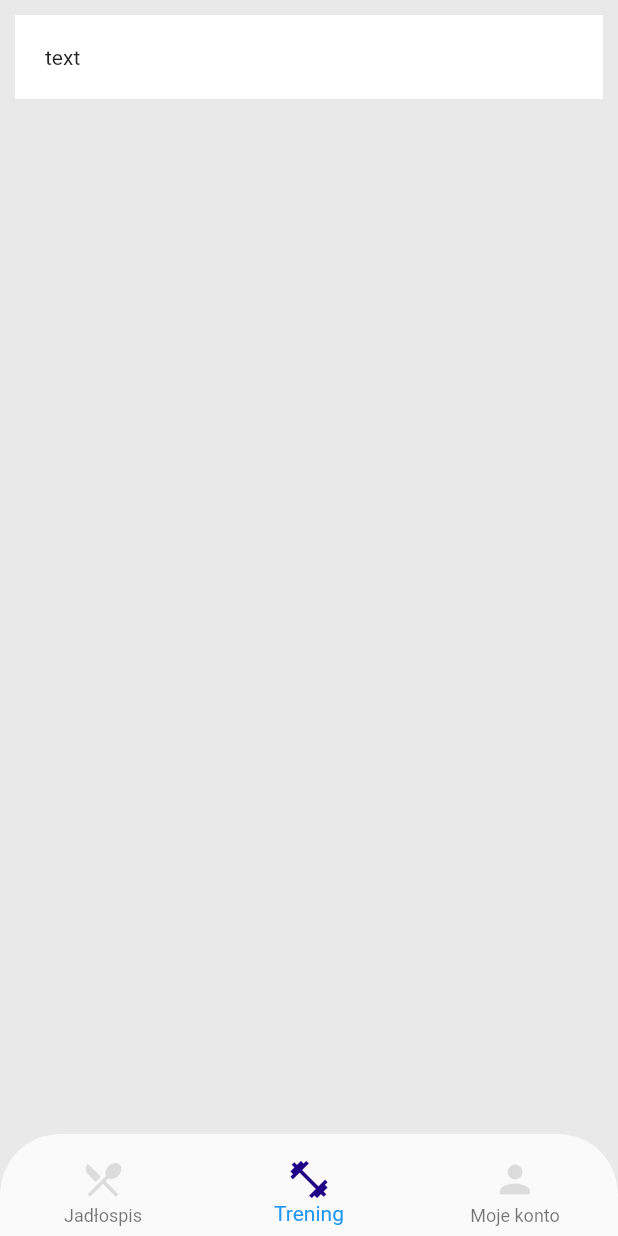
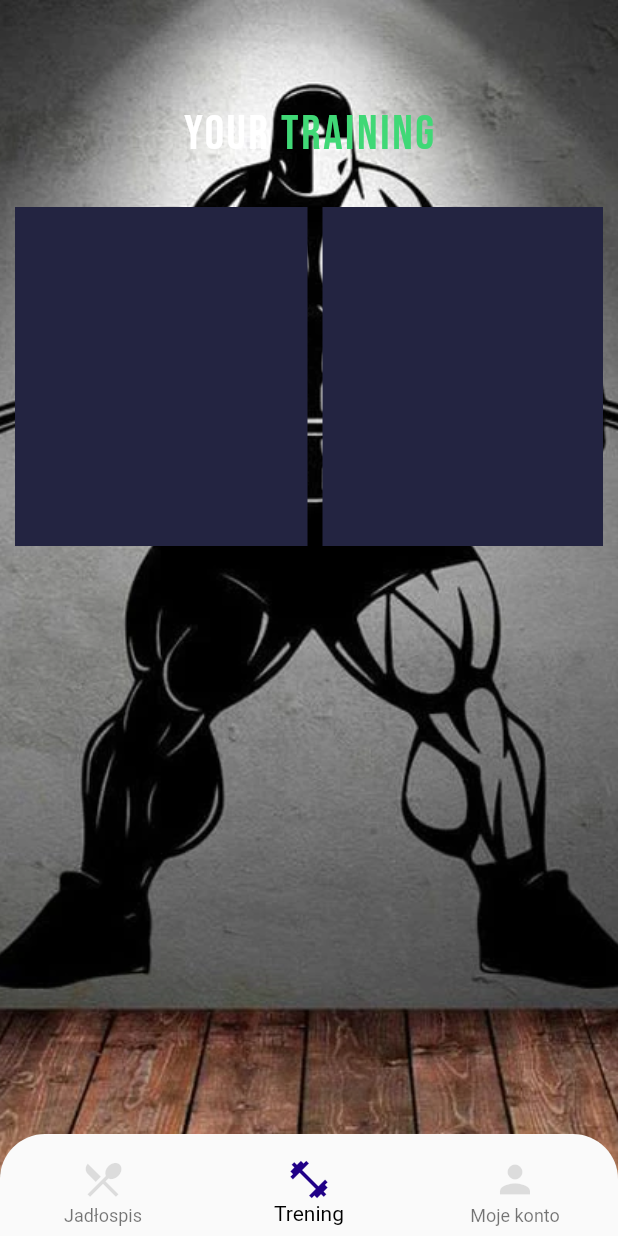
Before and after one commit to jakubzawada/this_is_your_training, a Flutter app: the screen it shows once a user with an empty profile is signed in, item 2 of the bottom bar chosen, on a phone screen of 412 x 824 dp. Run offline on Flutter 3.47's test engine with Material 2 defaults, Android fonts, the phone set to English and light mode, and no system bars; our stand-ins replace firebase_auth, firebase_core, google_fonts; accounts and stored records are empty.

Commit message:
Add background and ListView.builder

```diff
--- a/lib/app/home/home_page.dart
+++ b/lib/app/home/home_page.dart
@@ -29,13 +29,15 @@ class _HomePageState extends State<HomePage> {
           return const MakroPageContent();
         }
         if (currentIndex == 1) {
-          return const TrainingPageContent();
+          return TrainingPageContent();
         }
         return MyAccountPageContent(email: widget.user.email);
       }),
-      backgroundColor: const Color(0xFFE9E9E9),
+      extendBody: true,
       bottomNavigationBar: ClipRRect(
-        borderRadius: const BorderRadius.vertical(top: Radius.circular(40)),
+        borderRadius: const BorderRadius.vertical(
+          top: Radius.circular(30),
+        ),
         child: BottomNavigationBar(
             iconSize: 30,
             selectedIconTheme: const IconThemeData(
@@ -73,7 +75,7 @@ class _HomePageState extends State<HomePage> {
                 label: 'Moje konto',
               ),
             ],
-        ),
+            fixedColor: Colors.black),
       ),
     );
   }
--- a/lib/app/home/views/my_account_page_content.dart
+++ b/lib/app/home/views/my_account_page_content.dart
@@ -11,7 +11,14 @@ class MyAccountPageContent extends StatelessWidget {
 
   @override
   Widget build(BuildContext context) {
-    return Center(
+    return Container(
+      decoration: const BoxDecoration(
+        image: DecorationImage(
+          image: AssetImage('images/tapeta1.webp'),
+          fit: BoxFit.cover,
+        ),
+      ),
+      child: Center(
         child: Column(
           mainAxisAlignment: MainAxisAlignment.center,
           children: [
@@ -29,6 +36,7 @@ class MyAccountPageContent extends StatelessWidget {
             ),
           ],
         ),
+      ),
     );
   }
 }
--- a/lib/app/home/views/taining_page_content.dart
+++ b/lib/app/home/views/taining_page_content.dart
@@ -1,23 +1,91 @@
 import 'package:flutter/material.dart';
+import 'package:google_fonts/google_fonts.dart';
 
 class TrainingPageContent extends StatelessWidget {
-  const TrainingPageContent({
+  TrainingPageContent({
     Key? key,
   }) : super(key: key);
 
+  final List levels = [
+    "inactive",
+    "Beginner",
+    "Beginner2",
+    "Beginner3",
+    "Beginner4",
+  ];
   @override
   Widget build(BuildContext context) {
     return Scaffold(
       backgroundColor: const Color(0xFFE9E9E9),
-      body: ListView(
-        children: [
-          Container(
-            color: Colors.white,
-            padding: const EdgeInsets.all(20),
-            margin: const EdgeInsets.all(10),
-            child: const Text('text'),
+      body: Container(
+        decoration: const BoxDecoration(
+          image: DecorationImage(
+            image: AssetImage('images/tapeta1.webp'),
+            fit: BoxFit.cover,
           ),
-        ],
+        ),
+        child: ListView(
+          children: [
+            Column(
+              children: [
+                Row(
+                  mainAxisAlignment: MainAxisAlignment.center,
+                  children: [
+                    Padding(
+                      padding: const EdgeInsets.only(top: 70),
+                      child: Text(
+                        'Your ',
+                        style: GoogleFonts.bebasNeue(
+                          fontSize: 32,
+                          color: Colors.white,
+                          letterSpacing: 1.8,
+                        ),
+                      ),
+                    ),
+                    Padding(
+                      padding: const EdgeInsets.only(top: 70),
+                      child: Text(
+                        'Training',
+                        style: GoogleFonts.bebasNeue(
+                          fontSize: 32,
+                          color: const Color(0xFF40D876),
+                          letterSpacing: 1.8,
+                        ),
+                      ),
+                    ),
+                  ],
+                ),
+                const SizedBox(height: 20),
+                Column(
+                  children: [
+                    Padding(
+                      padding: const EdgeInsets.all(10),
+                      child: Container(
+                        height: 226,
+                        width: MediaQuery.of(context).size.width,
+                        child: ListView.builder(
+                            scrollDirection: Axis.horizontal,
+                            itemCount: levels.length,
+                            itemBuilder: (BuildContext context, index) {
+                              return Padding(
+                                padding: const EdgeInsets.only(right: 10),
+                                child: Container(
+                                  height: 226,
+                                  width: 195,
+                                  decoration: const BoxDecoration(
+                                    color: Color(0xFF232441),
+                                  ),
+                                ),
+                              );
+                            }),
+                      ),
+                    )
+                  ],
+                )
+              ],
+            ),
+          ],
+        ),
       ),
     );
   }
--- a/pubspec.yaml
+++ b/pubspec.yaml
@@ -37,6 +37,7 @@ dependencies:
   firebase_core: ^2.2.0
   firebase_auth: ^4.1.2
   intl: ^0.17.0
+  google_fonts: ^3.0.1
 
 dev_dependencies:
   flutter_test:
```
Also changed, not shown: images/tapeta-silownia.jpg (added), images/tapeta1.webp (added), images/workout-background.jpg (added), pubspec.lock, 1 other file. Lines whose indentation alone changed are shown as unchanged.
